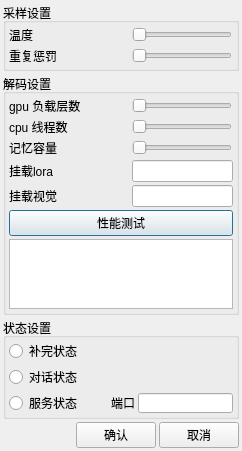
ylsdamxssjxxdd/eva, file src/settings_dialog.ui: the form before one commit.
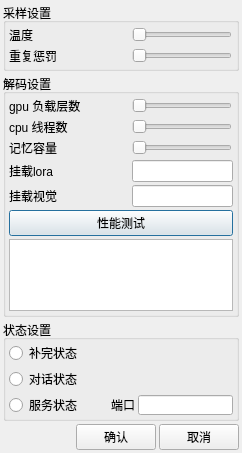
The form after the commit.

Commit message: 暂不再支持mmap

What changed in the file:
```diff
--- a/src/settings_dialog.ui
+++ b/src/settings_dialog.ui
@@ -7,7 +7,7 @@
     <x>0</x>
     <y>0</y>
     <width>242</width>
-    <height>395</height>
+    <height>453</height>
    </rect>
   </property>
   <property name="windowTitle">
@@ -358,7 +358,16 @@
        </widget>
       </item>
       <item>
-       <widget class="QPlainTextEdit" name="bench_plaintextedit"/>
+       <widget class="QPlainTextEdit" name="bench_plaintextedit">
+        <property name="font">
+         <font>
+          <pointsize>6</pointsize>
+         </font>
+        </property>
+        <property name="readOnly">
+         <bool>true</bool>
+        </property>
+       </widget>
       </item>
      </layout>
     </widget>
```
The commit also changes 2 other files.
